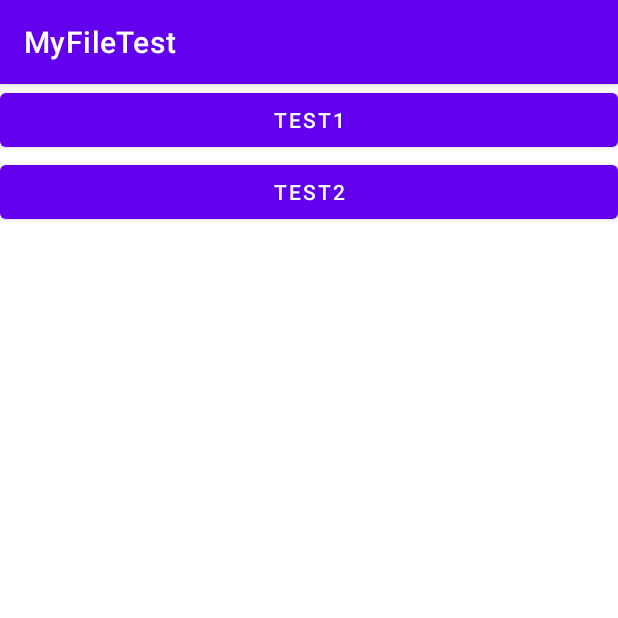
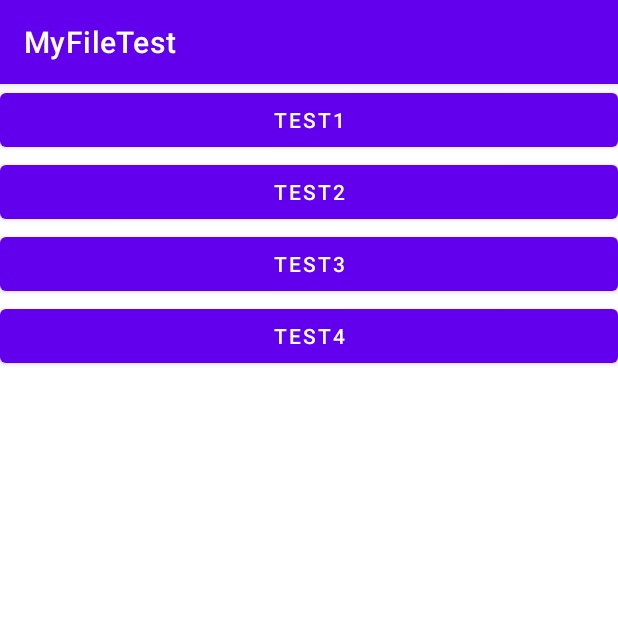
Before and after one commit to sophie202205/MyfileTest, an Android app: the screen it shows after launch (MainActivity), on a phone screen of 412 x 824 dp, the top half of it. Run offline under Robolectric (Android 15) with nearby library versions, the phone set to English and light mode, and no system bars.

Commit message:
檔案型式存取 影片58

```diff
--- a/app/src/main/res/layout/activity_main.xml
+++ b/app/src/main/res/layout/activity_main.xml
@@ -19,6 +19,18 @@
         android:text="test2"
         android:onClick="test2">
     </Button>
+    <Button
+        android:layout_width = "match_parent"
+        android:layout_height = "wrap_content"
+        android:text="test3"
+        android:onClick="test3">
+    </Button>
+    <Button
+        android:layout_width="match_parent"
+        android:layout_height="wrap_content"
+        android:text="test4"
+        android:onClick="test4">
+    </Button>
 
 
 </LinearLayout>
```
Also changed, not shown: app/src/main/java/com/example/myfiletest/MainActivity.java (+22 -1 lines).
